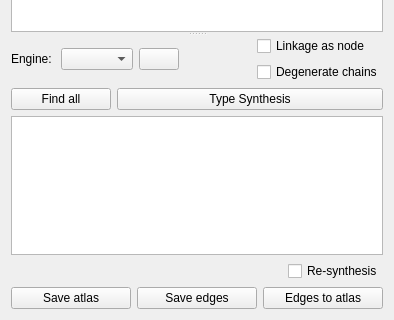
KmolYuan/Pyslvs-UI, file core/synthesis/NumberAndTypeSynthesis/Permutations.ui: the form before one commit; both pictures show x 0 to 394 and y 262 to 582 of the 394 by 582 pixel window.
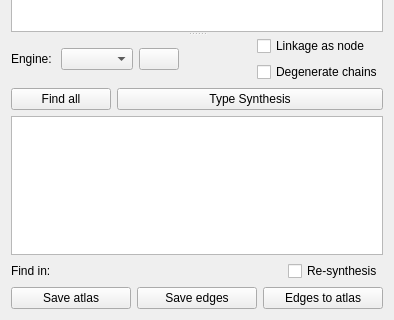
The form after the commit. Icons and pictures are not drawn.

Commit message: Add time label in number synthesis widget.

The edit to the form file:
```diff
--- a/core/synthesis/NumberAndTypeSynthesis/Permutations.ui
+++ b/core/synthesis/NumberAndTypeSynthesis/Permutations.ui
@@ -352,6 +352,16 @@
        </item>
        <item>
         <layout class="QHBoxLayout" name="horizontalLayout_7">
+         <item>
+          <widget class="QLabel" name="time_title_label">
+           <property name="text">
+            <string>Find in:</string>
+           </property>
+          </widget>
+         </item>
+         <item>
+          <widget class="QLabel" name="time_label"/>
+         </item>
          <item>
           <spacer name="horizontalSpacer_3">
            <property name="orientation">
```
The commit also changes 5 other files.
